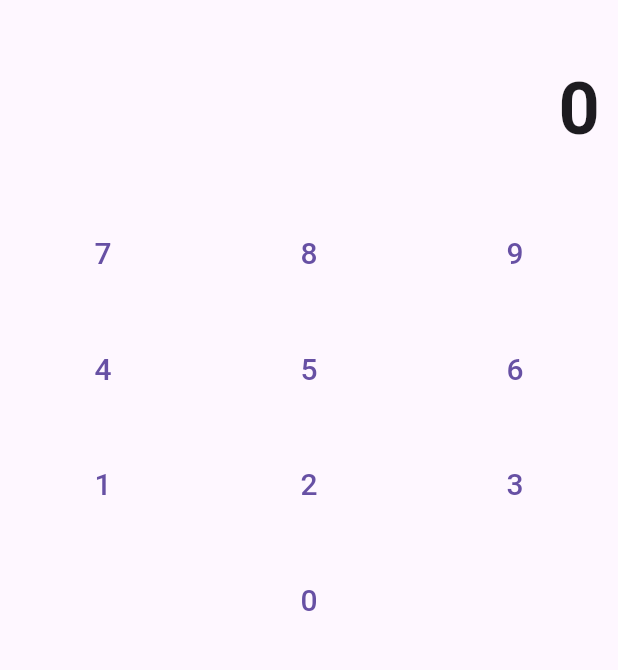
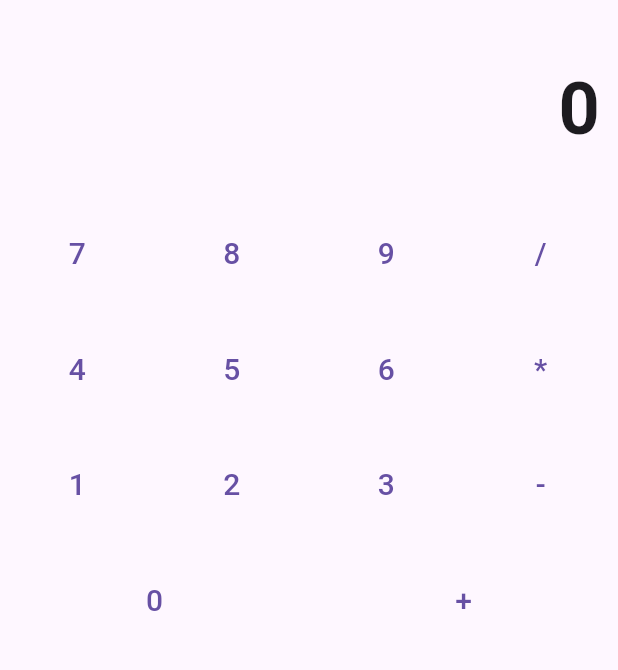
Before and after one commit to chris6896/hw02, a Flutter app: the screen it shows after launch, on a phone screen of 412 x 824 dp, the part 63-733 px from its top. Run offline on Flutter 3.47's test engine with Material 3 defaults, Android fonts, the phone set to English and light mode, and no system bars.

Commit message:
Added Arithmetic Buttons

```diff
--- a/lib/main.dart
+++ b/lib/main.dart
@@ -57,6 +57,7 @@ class CalculatorHome extends StatelessWidget {
                   buildButton("7"),
                   buildButton("8"),
                   buildButton("9"),
+                  buildButton("/"),
                 ],
               ),
               Row(
@@ -64,6 +65,7 @@ class CalculatorHome extends StatelessWidget {
                   buildButton("4"),
                   buildButton("5"),
                   buildButton("6"),
+                  buildButton("*"),
                 ],
               ),
               Row(
@@ -71,11 +73,13 @@ class CalculatorHome extends StatelessWidget {
                   buildButton("1"),
                   buildButton("2"),
                   buildButton("3"),
+                  buildButton("-"),
                 ],
               ),
               Row(
                 children: [
-                  buildButton("0")
+                  buildButton("0"),
+                  buildButton("+"),
                 ],
               ),
             ],
```
